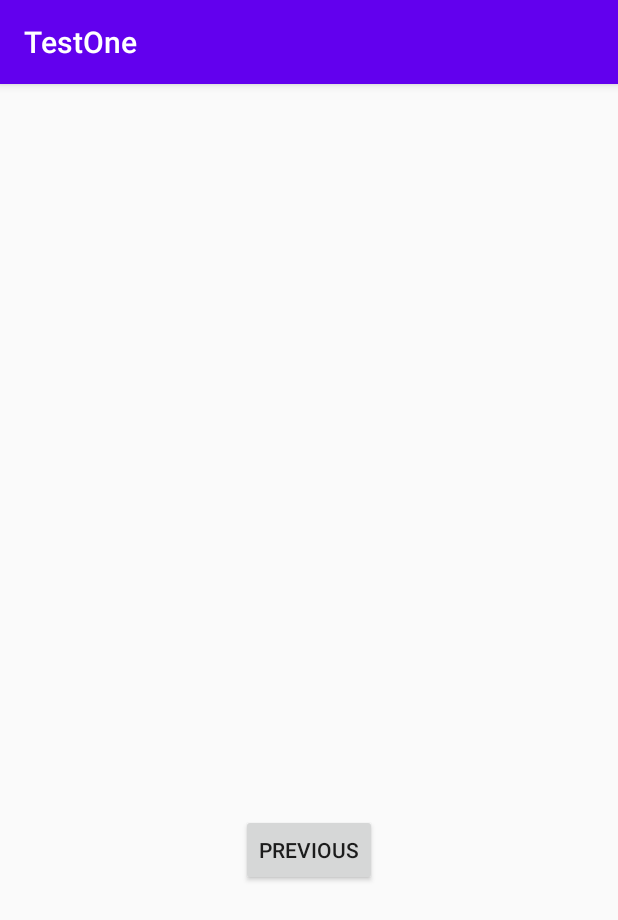
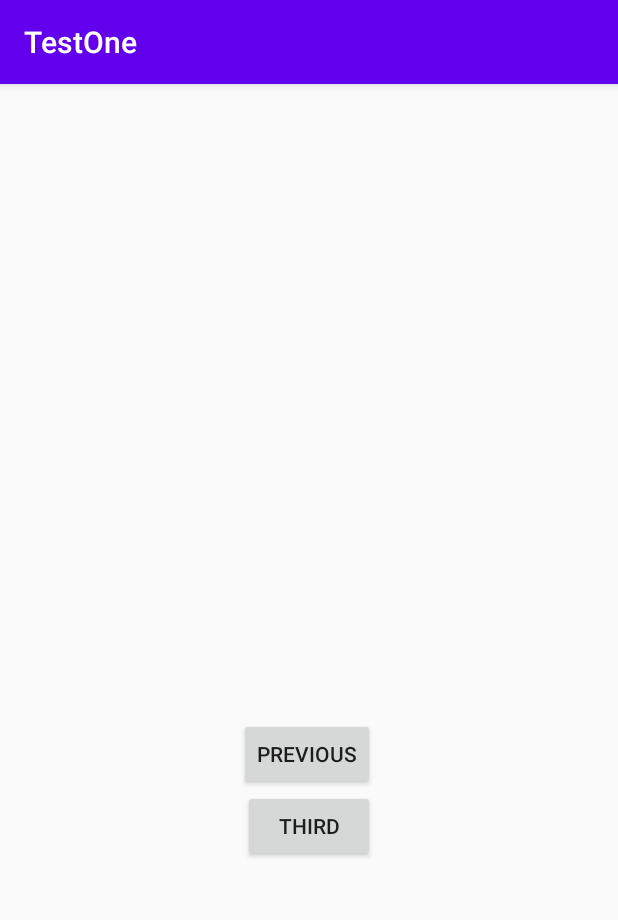
Before and after one commit to navigrewal/MyProject, an Android app: the fragment ThirdFragment shown on its own in the app's theme, on a phone screen of 412 x 824 dp. Shown: the top 920 px of the screen. Run offline under Robolectric (Android 15) with nearby library versions, the phone set to English and light mode, and no system bars.

Commit message:
Third fragment ui changes

```diff
--- a/app/src/main/java/com/example/testone/ThirdFragment.kt
+++ b/app/src/main/java/com/example/testone/ThirdFragment.kt
@@ -1,6 +1,7 @@
 package com.example.testone
 
 import android.os.Bundle
+import android.util.Log
 import androidx.fragment.app.Fragment
 import android.view.LayoutInflater
 import android.view.View
@@ -18,14 +19,14 @@ class ThirdFragment : Fragment() {
             savedInstanceState: Bundle?
     ): View? {
         // Inflate the layout for this fragment
-        return inflater.inflate(R.layout.fragment_second, container, false)
+        return inflater.inflate(R.layout.fragment_third, container, false)
     }
 
     override fun onViewCreated(view: View, savedInstanceState: Bundle?) {
         super.onViewCreated(view, savedInstanceState)
 
-        view.findViewById<Button>(R.id.button_second).setOnClickListener {
-            findNavController().navigate(R.id.action_SecondFragment_to_FirstFragment)
+        view.findViewById<Button>(R.id.button_third).setOnClickListener {
+            Log.e("Button clicked","Success")
         }
     }
 }
--- a/app/src/main/res/layout/fragment_third.xml
+++ b/app/src/main/res/layout/fragment_third.xml
@@ -16,12 +16,21 @@
         app:layout_constraintTop_toTopOf="parent" />
 
     <Button
+        android:id="@+id/button_third"
+        android:layout_width="wrap_content"
+        android:layout_height="wrap_content"
+        android:text="@string/third"
+        app:layout_constraintBottom_toBottomOf="parent"
+        app:layout_constraintEnd_toEndOf="parent"
+        app:layout_constraintStart_toStartOf="parent"
+        app:layout_constraintTop_toBottomOf="@id/textview_second" />
+
+    <Button
         android:id="@+id/button_second"
         android:layout_width="wrap_content"
         android:layout_height="wrap_content"
         android:text="@string/previous"
-        app:layout_constraintBottom_toBottomOf="parent"
-        app:layout_constraintEnd_toEndOf="parent"
-        app:layout_constraintStart_toStartOf="parent"
-        app:layout_constraintTop_toBottomOf="@id/textview_second" />
+        app:layout_constraintBottom_toTopOf="@+id/button_third"
+        app:layout_constraintEnd_toEndOf="@+id/button_third"
+         />
 </androidx.constraintlayout.widget.ConstraintLayout>
--- a/app/src/main/res/values/strings.xml
+++ b/app/src/main/res/values/strings.xml
@@ -6,6 +6,7 @@
     <string name="second_fragment_label">Second Fragment</string>
     <string name="next">Next</string>
     <string name="previous">Previous</string>
+    <string name="third">Third</string>
     <string name="fourth">Fourth</string>
 
     <string name="hello_first_fragment">Hello first fragment</string>
```
